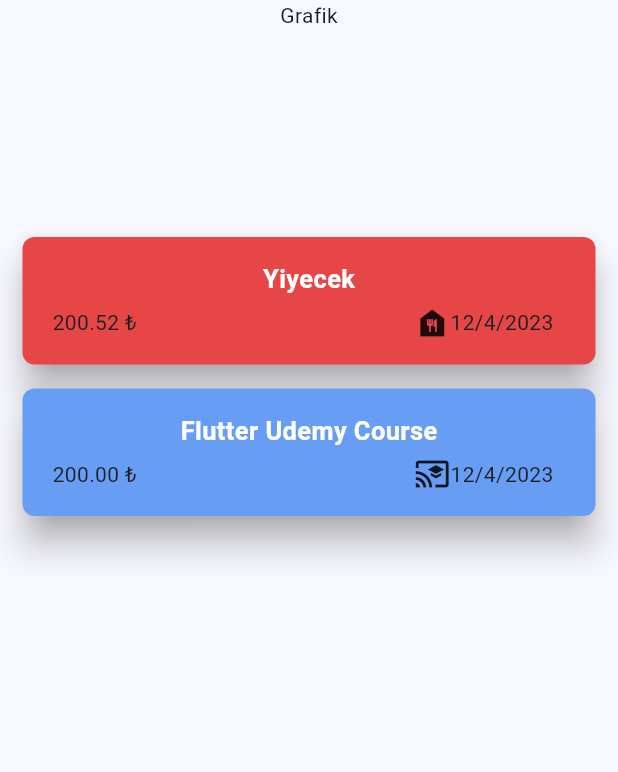
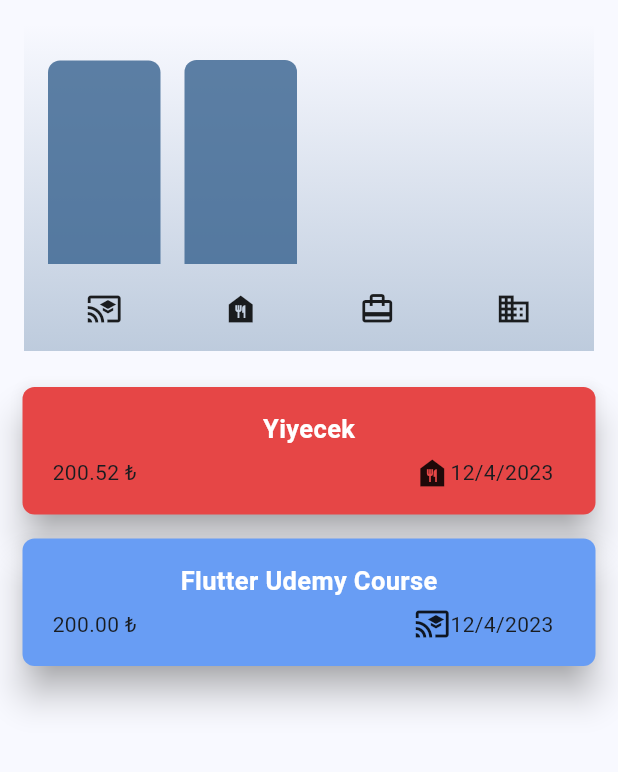
Before and after one commit to ilkrmshn/Tobeto, a Flutter app: the screen it shows after launch, on a phone screen of 412 x 824 dp, the part 84-856 px from its top. Run offline on Flutter 3.47's test engine with Material 3 defaults, Android fonts, the phone set to English and light mode, and no system bars.

Commit message:
Grafik eklendi.

```diff
--- /dev/null
+++ b/expenseapp/lib/models/category_expense.dart
@@ -0,0 +1,23 @@
+import 'package:expenseapp/models/expense.dart';
+
+class CategoryExpense {
+  const CategoryExpense({required this.category, required this.expenses});
+
+  final Category category;
+  final List<Expense> expenses;
+
+  CategoryExpense.forCategory(List<Expense> allExpenses, this.category)
+      : expenses = allExpenses
+            .where((element) => element.category == category)
+            .toList();
+
+  double get totalExpensePrice {
+    double sum = 0;
+
+    expenses.forEach((element) {
+      sum += element.price;
+    });
+
+    return sum;
+  }
+}
--- a/expenseapp/lib/pages/expense_list.dart
+++ b/expenseapp/lib/pages/expense_list.dart
@@ -1,3 +1,4 @@
+import 'package:expenseapp/widgets/chart/chart.dart';
 import 'package:flutter/material.dart';
 import 'package:expenseapp/models/expense.dart';
 import 'package:expenseapp/widgets/expense_item.dart';
@@ -5,7 +6,8 @@
 class ExpenseList extends StatelessWidget {
   final List<Expense> expenses;
 
-  const ExpenseList({Key? key, required this.expenses, required this.onRemove}) : super(key: key);
+  const ExpenseList({Key? key, required this.expenses, required this.onRemove})
+      : super(key: key);
 
   final void Function(Expense expense) onRemove;
   @override
@@ -15,9 +17,9 @@
         mainAxisAlignment: MainAxisAlignment.center,
         crossAxisAlignment: CrossAxisAlignment.center,
         children: [
-          const SizedBox(
-            height: 150,
-            child: Text("Grafik"),
+          SizedBox(
+            height: 250,
+            child: Chart(expenses: expenses),
           ),
           Expanded(
             child: ListView.builder(
--- a/expenseapp/lib/pages/main_page.dart
+++ b/expenseapp/lib/pages/main_page.dart
@@ -77,7 +77,9 @@
           )
         ],
       ),
-      body: ExpenseList(expenses: expenses, onRemove: removeExpense),
+      body: expenses.length > 0
+          ? ExpenseList(expenses: expenses, onRemove: removeExpense)
+          : Text("Henüz hiç bir veri girmediniz.."),
     );
   }
 
--- /dev/null
+++ b/expenseapp/lib/widgets/chart/chart.dart
@@ -0,0 +1,62 @@
+import 'package:expenseapp/models/category_expense.dart';
+import 'package:expenseapp/models/expense.dart';
+import 'package:expenseapp/widgets/chart/chart_bar.dart';
+import 'package:flutter/material.dart';
+
+class Chart extends StatelessWidget {
+  const Chart({Key? key, required this.expenses}) : super(key: key);
+  final List<Expense> expenses;
+
+  List<CategoryExpense> get categoryExpenses {
+    return [
+      CategoryExpense.forCategory(expenses, Category.education),
+      CategoryExpense.forCategory(expenses, Category.food),
+      CategoryExpense.forCategory(expenses, Category.travel),
+      CategoryExpense.forCategory(expenses, Category.work),
+    ];
+  }
+
+  double get maxTotal {
+    double maxTotalExpense = 0;
+
+    categoryExpenses.forEach((element) {
+      if (element.totalExpensePrice > maxTotalExpense)
+        maxTotalExpense = element.totalExpensePrice;
+    });
+
+    return maxTotalExpense;
+  }
+
+  @override
+  Widget build(BuildContext context) {
+    return Container(
+        width: double.infinity,
+        margin: const EdgeInsets.all(16),
+        padding: const EdgeInsets.symmetric(vertical: 16, horizontal: 8),
+        decoration: BoxDecoration(
+          gradient: LinearGradient(colors: [
+            Theme.of(context).colorScheme.primary.withOpacity(0.3),
+            Theme.of(context).colorScheme.primary.withOpacity(0.0)
+          ], begin: Alignment.bottomCenter, end: Alignment.topCenter),
+        ),
+        child: Column(children: [
+          Expanded(
+              child: Row(
+            crossAxisAlignment: CrossAxisAlignment.end,
+            children: categoryExpenses
+                .map((categoryExpense) => ChartBar(
+                    height: categoryExpense.totalExpensePrice == 0
+                        ? 0
+                        : categoryExpense.totalExpensePrice / maxTotal))
+                .toList(),
+          )),
+          const SizedBox(height: 10),
+          Row(
+            children: categoryExpenses
+                .map((categoryExpense) => Expanded(
+                    child: Icon(categoryIcons[categoryExpense.category])))
+                .toList(),
+          )
+        ]));
+  }
+}
--- /dev/null
+++ b/expenseapp/lib/widgets/chart/chart_bar.dart
@@ -0,0 +1,24 @@
+import 'package:flutter/material.dart';
+
+class ChartBar extends StatelessWidget {
+  const ChartBar({Key? key, required this.height}) : super(key: key);
+  final double height;
+
+  @override
+  Widget build(BuildContext context) {
+    return Expanded(
+      child: Padding(
+        padding: const EdgeInsets.all(8),
+        child: FractionallySizedBox(
+          heightFactor: height,
+          child: DecoratedBox(
+            decoration: BoxDecoration(
+                shape: BoxShape.rectangle,
+                color: Theme.of(context).colorScheme.primary.withOpacity(0.8),
+                borderRadius: BorderRadius.vertical(top: Radius.circular(8))),
+          ),
+        ),
+      ),
+    );
+  }
+}
```
